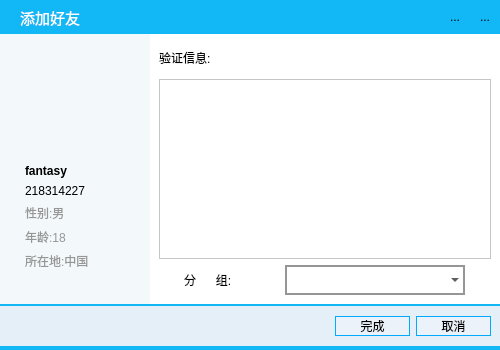
The window that QQClient/addfriend.ui (Fantasy714/-Qt5-C-S-QQ-) describes before a commit, drawn with Qt 5.
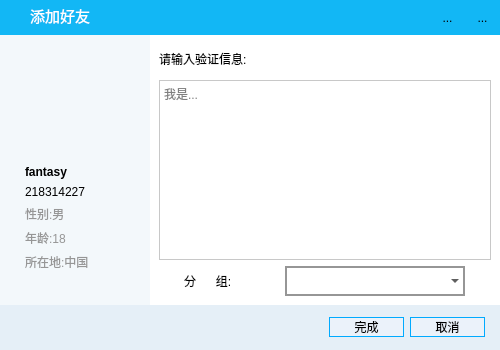
The same window after the commit. Icons and pictures are not drawn.

Patch:
```diff
--- a/QQClient/addfriend.ui
+++ b/QQClient/addfriend.ui
@@ -48,7 +48,35 @@
     <number>0</number>
    </property>
    <item>
+    <widget class="QWidget" name="widget_5" native="true">
+     <property name="minimumSize">
+      <size>
+       <width>500</width>
+       <height>35</height>
+      </size>
+     </property>
+     <property name="maximumSize">
+      <size>
+       <width>16777215</width>
+       <height>35</height>
+      </size>
+     </property>
     <layout class="QHBoxLayout" name="horizontalLayout">
+      <property name="spacing">
+       <number>0</number>
+      </property>
+      <property name="leftMargin">
+       <number>10</number>
+      </property>
+      <property name="topMargin">
+       <number>0</number>
+      </property>
+      <property name="rightMargin">
+       <number>0</number>
+      </property>
+      <property name="bottomMargin">
+       <number>5</number>
+      </property>
      <item>
       <widget class="QLabel" name="label">
        <property name="minimumSize">
@@ -95,7 +123,7 @@
        </property>
        <property name="sizeHint" stdset="0">
         <size>
-         <width>40</width>
+          <width>337</width>
          <height>20</height>
         </size>
        </property>
@@ -105,14 +133,14 @@
       <widget class="QToolButton" name="MiniBtn">
        <property name="minimumSize">
         <size>
-         <width>30</width>
-         <height>30</height>
+          <width>35</width>
+          <height>35</height>
         </size>
        </property>
        <property name="maximumSize">
         <size>
-         <width>30</width>
-         <height>30</height>
+          <width>35</width>
+          <height>35</height>
         </size>
        </property>
        <property name="focusPolicy">
@@ -151,14 +179,14 @@
       <widget class="QToolButton" name="CloseBtn">
        <property name="minimumSize">
         <size>
-         <width>30</width>
-         <height>30</height>
+          <width>35</width>
+          <height>35</height>
         </size>
        </property>
        <property name="maximumSize">
         <size>
-         <width>30</width>
-         <height>30</height>
+          <width>35</width>
+          <height>35</height>
         </size>
        </property>
        <property name="focusPolicy">
@@ -191,6 +219,7 @@
       </widget>
      </item>
     </layout>
+    </widget>
    </item>
    <item>
     <widget class="QWidget" name="widget" native="true">
@@ -381,25 +410,39 @@
           <widget class="QLabel" name="label_10">
            <property name="minimumSize">
             <size>
-             <width>70</width>
+             <width>120</width>
              <height>30</height>
             </size>
            </property>
            <property name="maximumSize">
             <size>
-             <width>70</width>
+             <width>120</width>
              <height>30</height>
             </size>
            </property>
            <property name="text">
-            <string>验证信息:</string>
+            <string>请输入验证信息:</string>
            </property>
           </widget>
          </item>
          <item>
           <widget class="QPlainTextEdit" name="Yanzheng">
            <property name="styleSheet">
-            <string notr="true"/>
+            <string notr="true">QPlainTextEdit
+{
+	border-color:rgb(200, 200, 200);
+	border-style:solid;
+	border-width:1px;
+}
+QPlainTextEdit:hover
+{
+	border-color:rgb(18,183,245);
+	border-style:solid;
+	border-width:1px;
+}</string>
+           </property>
+           <property name="placeholderText">
+            <string>我是...</string>
            </property>
           </widget>
          </item>
@@ -469,13 +512,13 @@
      <property name="minimumSize">
       <size>
        <width>0</width>
-       <height>40</height>
+       <height>45</height>
       </size>
      </property>
      <property name="maximumSize">
       <size>
        <width>16777215</width>
-       <height>40</height>
+       <height>45</height>
       </size>
      </property>
      <property name="styleSheet">
@@ -485,6 +528,21 @@
 }</string>
      </property>
      <layout class="QHBoxLayout" name="horizontalLayout_4">
+      <property name="spacing">
+       <number>6</number>
+      </property>
+      <property name="leftMargin">
+       <number>0</number>
+      </property>
+      <property name="topMargin">
+       <number>0</number>
+      </property>
+      <property name="rightMargin">
+       <number>0</number>
+      </property>
+      <property name="bottomMargin">
+       <number>0</number>
+      </property>
       <item>
        <spacer name="horizontalSpacer_2">
         <property name="orientation">
@@ -588,6 +646,22 @@
         </property>
        </widget>
       </item>
+      <item>
+       <spacer name="horizontalSpacer_3">
+        <property name="orientation">
+         <enum>Qt::Horizontal</enum>
+        </property>
+        <property name="sizeType">
+         <enum>QSizePolicy::Fixed</enum>
+        </property>
+        <property name="sizeHint" stdset="0">
+         <size>
+          <width>15</width>
+          <height>20</height>
+         </size>
+        </property>
+       </spacer>
+      </item>
      </layout>
     </widget>
    </item>
```
Left out of the diff: 6 changed lines with no effect on the pictures. Lines whose indentation alone changed are shown as unchanged.
